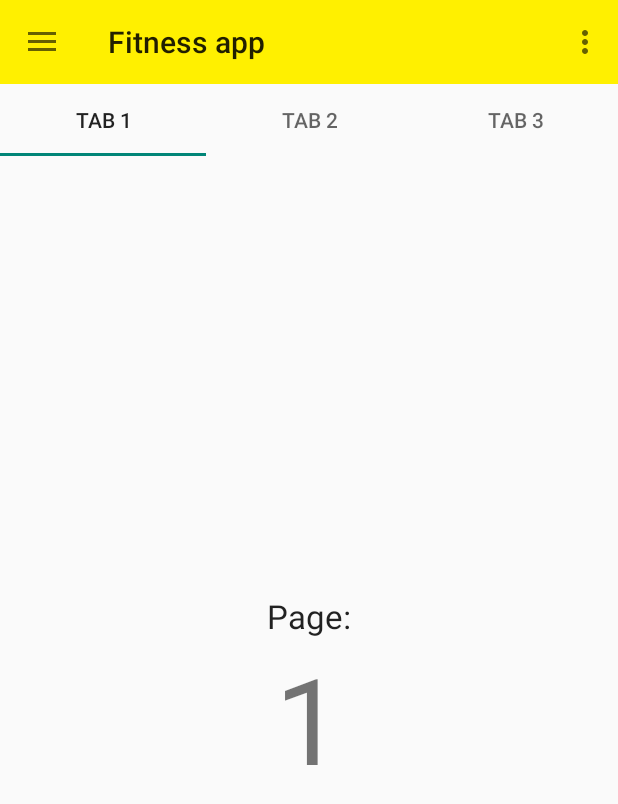
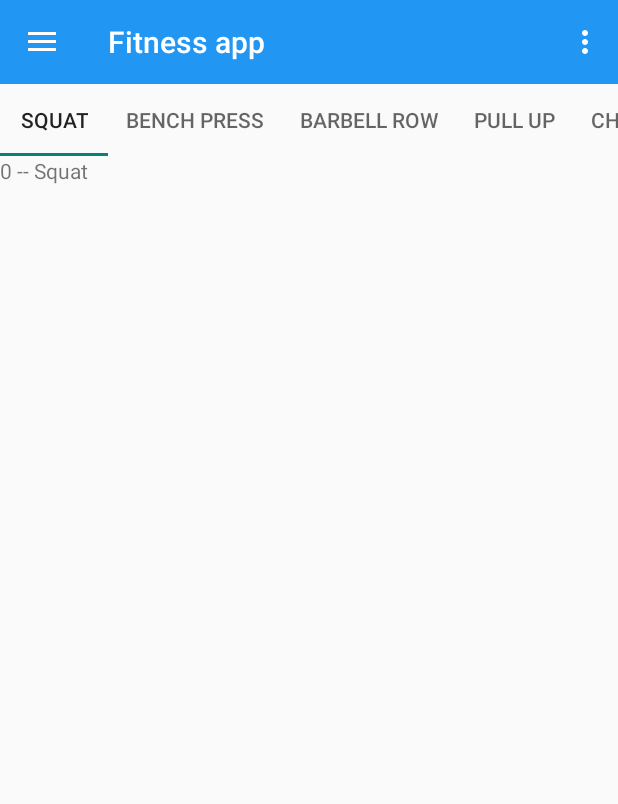
Before and after one commit to mwerensteijn/Fitness-app, an Android app: the screen it shows after launch (MainActivity), on a phone screen of 412 x 824 dp. Shown: the top 804 px of the screen. Run offline under Robolectric (Android 15) with nearby library versions, the phone set to English and light mode, and no system bars; libraries missing offline, so code that uses them is left out: com.github.mikephil.charting.

Commit message:
Fragments added

```diff
--- a/app/src/main/java/com/mitchellwerensteijn/fitnessapp/MainActivity.java
+++ b/app/src/main/java/com/mitchellwerensteijn/fitnessapp/MainActivity.java
@@ -7,6 +7,9 @@ import android.content.res.Resources;
 import android.graphics.Color;
 import android.os.Bundle;
 import android.support.design.widget.TabLayout;
+import android.support.v4.app.Fragment;
+import android.support.v4.app.FragmentManager;
+import android.support.v4.app.FragmentPagerAdapter;
 import android.support.v4.view.PagerAdapter;
 import android.support.v4.view.ViewPager;
 import android.support.v4.widget.DrawerLayout;
@@ -18,6 +21,7 @@ import android.support.v7.widget.Toolbar;
 import android.util.DisplayMetrics;
 import android.util.Log;
 import android.util.TypedValue;
+import android.view.LayoutInflater;
 import android.view.Menu;
 import android.view.MenuInflater;
 import android.view.MenuItem;
@@ -50,7 +54,7 @@ public class MainActivity extends AppCompatActivity {
     private ActionBarDrawerToggle mActionBarDrawerToggle;
     private Toolbar toolbar;
     private android.support.design.widget.TabLayout mTabs;
-    private ViewPager mViewPager;
+    private FragmentPagerAdapter adapterViewPager;
 
     private ArrayList<RelativeLayout> warmupButtons = new ArrayList<RelativeLayout>();
     private LineChart mChart;
@@ -101,13 +105,34 @@ public class MainActivity extends AppCompatActivity {
 
     private void initViewPager(){
         mTabs = (android.support.design.widget.TabLayout) findViewById(R.id.tabs);
-        mTabs.addTab(mTabs.newTab().setText("Tab 1"));
-        mTabs.addTab(mTabs.newTab().setText("Tab 2"));
-        mTabs.addTab(mTabs.newTab().setText("Tab 3"));
+        mTabs.addTab(mTabs.newTab().setText("Squat"));
+        mTabs.addTab(mTabs.newTab().setText("Bench Press"));
+        mTabs.addTab(mTabs.newTab().setText("Barbell Row"));
+        mTabs.addTab(mTabs.newTab().setText("Pull up"));
+        mTabs.addTab(mTabs.newTab().setText("Chin up"));
+        mTabs.addTab(mTabs.newTab().setText("Bicep curl"));
+        mTabs.setTabMode(TabLayout.MODE_SCROLLABLE);
 
-        mViewPager = (ViewPager) findViewById(R.id.viewpager);
-        mViewPager.setAdapter(new SamplePagerAdapter());
-        mViewPager.addOnPageChangeListener(new TabLayout.TabLayoutOnPageChangeListener(mTabs));
+        final ViewPager vpPager = (ViewPager) findViewById(R.id.viewpager);
+        adapterViewPager = new MyPagerAdapter(getSupportFragmentManager());
+        vpPager.setAdapter(adapterViewPager);
+        vpPager.addOnPageChangeListener(new TabLayout.TabLayoutOnPageChangeListener(mTabs));
+        mTabs.setOnTabSelectedListener(new TabLayout.OnTabSelectedListener() {
+            @Override
+            public void onTabSelected(TabLayout.Tab tab) {
+                vpPager.setCurrentItem(tab.getPosition());
+            }
+
+            @Override
+            public void onTabUnselected(TabLayout.Tab tab) {
+
+            }
+
+            @Override
+            public void onTabReselected(TabLayout.Tab tab) {
+
+            }
+        });
     }
 
 
@@ -122,38 +147,44 @@ public class MainActivity extends AppCompatActivity {
         return dp;
     }
 
-    private class SamplePagerAdapter extends PagerAdapter {
+    private class MyPagerAdapter extends FragmentPagerAdapter {
+        private int NUM_ITEMS = 6;
+
+        public MyPagerAdapter(FragmentManager fragmentManager) {
+            super(fragmentManager);
+        }
 
         @Override
         public int getCount() {
-            return 3;
+            return NUM_ITEMS;
         }
 
+        // Returns the fragment to display for that page
         @Override
-        public boolean isViewFromObject(View view, Object o) {
-            return o == view;
+        public Fragment getItem(int position) {
+            switch (position) {
+                case 0: // Fragment # 0 - This will show FirstFragment
+                    return ExerciseFragment.newInstance(0, "Squat");
+                case 1: // Fragment # 0 - This will show FirstFragment different title
+                    return ExerciseFragment.newInstance(1, "Bench press");
+                case 2: // Fragment # 1 - This will show SecondFragment
+                    return ExerciseFragment.newInstance(2, "Barbell row");
+                case 3: // Fragment # 1 - This will show SecondFragment
+                    return ExerciseFragment.newInstance(3, "Pull up");
+                case 4: // Fragment # 1 - This will show SecondFragment
+                    return ExerciseFragment.newInstance(4, "Chin up");
+                case 5: // Fragment # 1 - This will show SecondFragment
+                    return ExerciseFragment.newInstance(5, "Bicep curl");
+                default:
+                    return null;
+            }
         }
 
+        // Returns the page title for the top indicator
         @Override
         public CharSequence getPageTitle(int position) {
-            return "Item " + (position + 1);
+            return "Page " + position;
         }
-
-
-        @Override
-        public Object instantiateItem(ViewGroup container, int position) {
-            View view = getLayoutInflater().inflate(R.layout.pager_item,
-                    container, false);
-            container.addView(view);
-            TextView title = (TextView) view.findViewById(R.id.item_title);
-            title.setText(String.valueOf(position + 1));
-            return view;
-        }
-        @Override
-        public void destroyItem(ViewGroup container, int position, Object object) {
-            container.removeView((View) object);
-        }
-
     }
 
 
@@ -323,4 +354,36 @@ public class MainActivity extends AppCompatActivity {
                 return super.onOptionsItemSelected(item);
         }
     }
+
+    public static class ExerciseFragment extends Fragment {
+        private String title;
+        private int page;
+
+        public static ExerciseFragment newInstance(int page, String title) {
+            ExerciseFragment fragmentFirst = new ExerciseFragment();
+            Bundle args = new Bundle();
+            args.putInt("someInt", page);
+            args.putString("someTitle", title);
+            fragmentFirst.setArguments(args);
+            return fragmentFirst;
+        }
+
+        // Store instance variables based on arguments passed
+        @Override
+        public void onCreate(Bundle savedInstanceState) {
+            super.onCreate(savedInstanceState);
+            page = getArguments().getInt("someInt", 0);
+            title = getArguments().getString("someTitle");
+        }
+
+        @Override
+        public View onCreateView(LayoutInflater inflater, ViewGroup container,
+                                 Bundle savedInstanceState) {
+            View view = inflater.inflate(R.layout.exercise_fragment, container, false);
+            TextView tvLabel = (TextView) view.findViewById(R.id.tvLabel);
+            tvLabel.setText(page + " -- " + title);
+
+            return view;
+        }
+    }
 }
--- /dev/null
+++ b/app/src/main/res/layout/exercise_fragment.xml
@@ -0,0 +1,10 @@
+<?xml version="1.0" encoding="utf-8"?>
+<LinearLayout xmlns:android="http://schemas.android.com/apk/res/android"
+    android:orientation="vertical" android:layout_width="match_parent"
+    android:layout_height="match_parent">
+    <TextView
+        android:id="@+id/tvLabel"
+        android:layout_width="wrap_content"
+        android:layout_height="wrap_content" />
+
+</LinearLayout>
--- a/app/src/main/res/layout/layout.xml
+++ b/app/src/main/res/layout/layout.xml
@@ -9,9 +9,10 @@
         android:layout_width="match_parent"
         android:layout_height="match_parent" >
         <android.support.v7.widget.Toolbar
+            android:theme="@style/ThemeOverlay.AppCompat.Dark.ActionBar"
             android:layout_alignParentTop="true"
             android:id="@+id/toolbar"
-            android:background="#fff000"
+            android:background="#2196F3"
             android:layout_height="wrap_content"
             android:layout_width="match_parent"
             android:minHeight="?attr/actionBarSize" />
```
